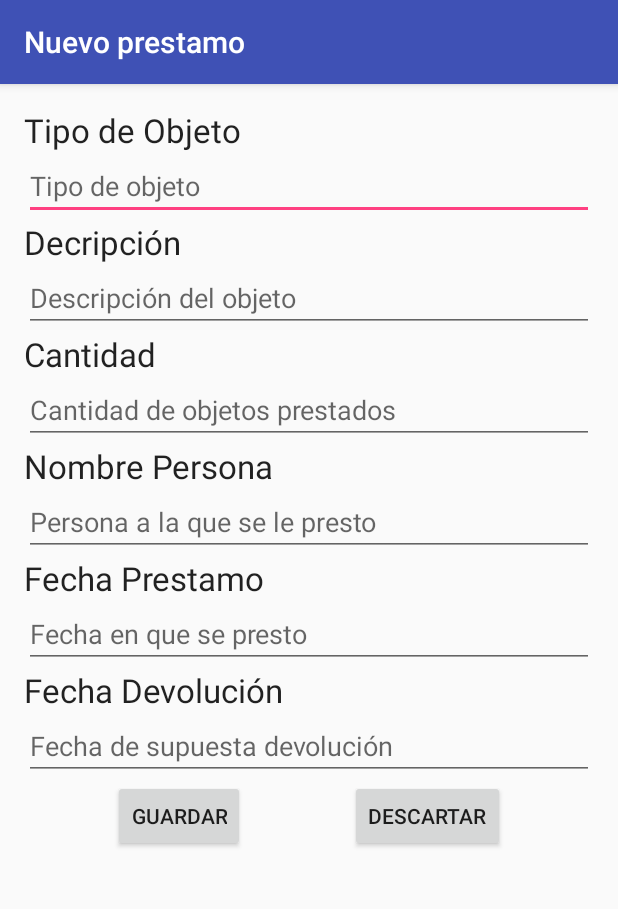
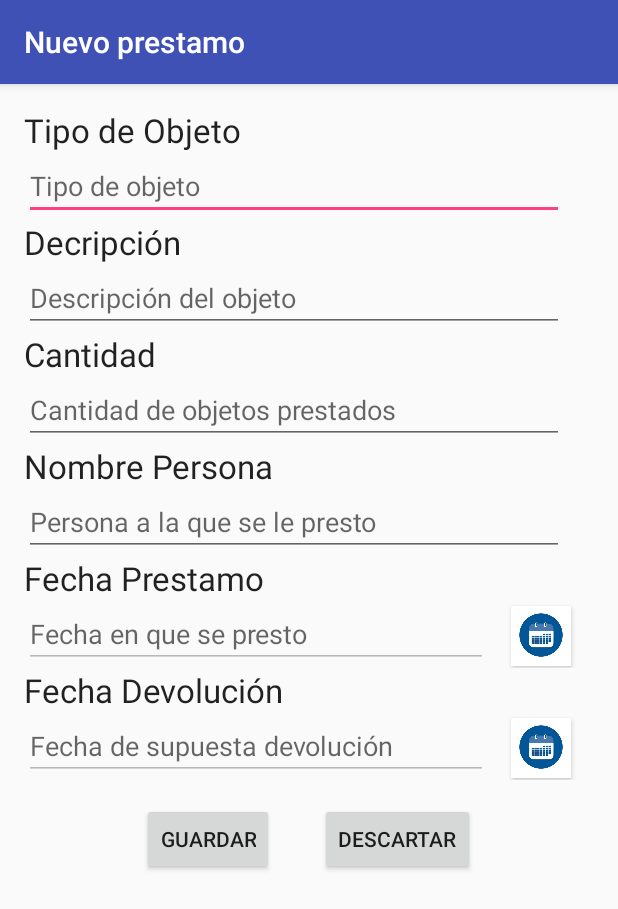
Before and after one commit to ManuelChan96/Tap-U5-AndroidProject, an Android app: the NewObject screen opened directly, with no data from a screen before it, after a tap on "GUARDAR", on a phone screen of 412 x 824 dp. Shown: the top 909 px of the screen. Run offline under Robolectric (Android 15) with nearby library versions, the phone set to English and light mode, and no system bars.

Commit message:
Listo doble click, falta validar fecha real

```diff
--- a/app/src/main/java/com/example/josediego/tap_u5_proyectoandroid/NewObject.java
+++ b/app/src/main/java/com/example/josediego/tap_u5_proyectoandroid/NewObject.java
@@ -10,6 +10,7 @@ import android.text.InputType;
 import android.view.Gravity;
 import android.view.View;
 import android.view.View.OnClickListener;
+import android.widget.Button;
 import android.widget.DatePicker;
 import android.widget.EditText;
 import android.widget.Toast;
@@ -18,8 +19,10 @@ import com.example.josediego.tap_u5_proyectoandroid.BaseDeDatos.BDPrestamos;
 import com.example.josediego.tap_u5_proyectoandroid.BaseDeDatos.Prestamos;
 
 public class NewObject extends AppCompatActivity implements OnClickListener {
-    private EditText fechaPrestamo;
-    private EditText fechaEntrega;
+    private Button fechaPrestamo;
+    private Button fechaEntrega;
+    private EditText txtFechaPrestamo;
+    private EditText txtFechaEntrega;
     private DatePickerDialog mFechaPrestamo;
     private DatePickerDialog mFechaEntrega;
     private SimpleDateFormat formatoFecha;
@@ -32,17 +35,17 @@ public class NewObject extends AppCompatActivity implements OnClickListener {
         setContentView(R.layout.activity_new_object);
         setTitle("Nuevo prestamo");
         formatoFecha = new SimpleDateFormat("dd-MM-yyyy");
-        fechaPrestamo = (EditText) findViewById(R.id.text_fecha_prestamo);
-        fechaPrestamo.setInputType(InputType.TYPE_NULL);
-        fechaEntrega = (EditText) findViewById(R.id.text_fecha_devolucion);
-        fechaEntrega.setInputType(InputType.TYPE_NULL);
+        fechaPrestamo = (Button) findViewById(R.id.text_fecha_prestamo);
+        fechaEntrega = (Button) findViewById(R.id.text_fecha_devolucion);
+        txtFechaPrestamo = (EditText) findViewById(R.id.txt_fecha_prestamo);
+        txtFechaEntrega = (EditText) findViewById(R.id.txt_fecha_devolucion);
         seleccionarFecha();
 
         text_tipo_objeto = (EditText) findViewById(R.id.text_tipo_objeto);
         text_descripcion = (EditText) findViewById(R.id.text_descripcion);
         text_nombre_persona = (EditText) findViewById(R.id.text_nombre_persona);
-        text_fecha_devolucion = (EditText) findViewById(R.id.text_fecha_devolucion);
-        text_fecha_prestamo = (EditText) findViewById(R.id.text_fecha_prestamo);
+        text_fecha_devolucion = (EditText) findViewById(R.id.txt_fecha_devolucion);
+        text_fecha_prestamo = (EditText) findViewById(R.id.txt_fecha_prestamo);
         text_cantidad = (EditText) findViewById(R.id.text_cantidad);
     }
 
@@ -55,7 +58,7 @@ public class NewObject extends AppCompatActivity implements OnClickListener {
             public void onDateSet(DatePicker view, int anio, int mes, int dia) {
                 Calendar fecha = Calendar.getInstance();
                 fecha.set(anio, mes, dia);
-                fechaPrestamo.setText(formatoFecha.format(fecha.getTime()));
+                txtFechaPrestamo.setText(formatoFecha.format(fecha.getTime()));
             }
         }, calendario.get(Calendar.YEAR), calendario.get(Calendar.MONTH), calendario.get(Calendar.DAY_OF_MONTH));
 
@@ -63,7 +66,7 @@ public class NewObject extends AppCompatActivity implements OnClickListener {
             public void onDateSet(DatePicker view, int anio, int mes, int dia) {
                 Calendar fecha = Calendar.getInstance();
                 fecha.set(anio, mes, dia);
-                fechaEntrega.setText(formatoFecha.format(fecha.getTime()));
+                txtFechaEntrega.setText(formatoFecha.format(fecha.getTime()));
             }
         }, calendario.get(Calendar.YEAR), calendario.get(Calendar.MONTH), calendario.get(Calendar.DAY_OF_MONTH));
     }
@@ -77,8 +80,8 @@ public class NewObject extends AppCompatActivity implements OnClickListener {
         }
     }
     public void guardarOnClick(View view){
-        String fechaPres = fechaPrestamo.getText().toString();
-        String fechaEnt = fechaEntrega.getText().toString();
+        String fechaPres = txtFechaPrestamo.getText().toString();
+        String fechaEnt = txtFechaEntrega.getText().toString();
         String[] prestado = fechaPres.split("-");
         String[] entregado = fechaEnt.split("-");
         String persona_nombre="";
@@ -136,7 +139,7 @@ public class NewObject extends AppCompatActivity implements OnClickListener {
                 }
             }
         }catch(Exception e){
-            Toast toast = Toast.makeText(getApplicationContext(), "No puede haber campos vacios", Toast.LENGTH_SHORT);
+            Toast toast = Toast.makeText(getApplicationContext(), "Error, asegurese de llenar todos los campos", Toast.LENGTH_SHORT);
             toast.show();
         }
     }
--- a/app/src/main/res/layout/activity_new_object.xml
+++ b/app/src/main/res/layout/activity_new_object.xml
@@ -33,6 +33,7 @@
                 android:layout_height="0dp"
                 android:inputType="text"
                 android:hint="Tipo de objeto"
+                android:layout_marginRight="20dp"
                 android:layout_weight="1"
                 />
             <TextView
@@ -50,6 +51,7 @@
                 android:layout_height="0dp"
                 android:inputType="textMultiLine"
                 android:hint="Descripción del objeto"
+                android:layout_marginRight="20dp"
                 android:layout_weight="1"
                 />
             <TextView
@@ -67,6 +69,7 @@
                 android:layout_height="0dp"
                 android:inputType="number"
                 android:hint="Cantidad de objetos prestados"
+                android:layout_marginRight="20dp"
                 android:layout_weight="1"
                 />
             <TextView
@@ -84,6 +87,7 @@
                 android:layout_height="0dp"
                 android:inputType="text"
                 android:hint="Persona a la que se le presto"
+                android:layout_marginRight="20dp"
                 android:layout_weight="1"
                 />
             <TextView
@@ -95,14 +99,28 @@
                 android:layout_marginRight="5dp"
                 android:layout_weight="1"
                 />
-            <EditText
-                android:id="@+id/text_fecha_prestamo"
+            <LinearLayout
                 android:layout_width="match_parent"
                 android:layout_height="0dp"
-                android:inputType="date"
-                android:hint="Fecha en que se presto"
                 android:layout_weight="1"
-                />
+                android:orientation="horizontal">
+                <EditText
+                    android:id="@+id/txt_fecha_prestamo"
+                    android:layout_width="0dp"
+                    android:layout_height="wrap_content"
+                    android:inputType="date"
+                    android:hint="Fecha en que se presto"
+                    android:layout_weight="2.5"
+                    android:enabled="false"
+                    />
+                <Button
+                    android:id="@+id/text_fecha_prestamo"
+                    android:layout_width="40dp"
+                    android:layout_height="40dp"
+                    android:background="@drawable/calendar"
+                    android:layout_marginRight="15dp"
+                    android:layout_marginLeft="15dp"/>
+            </LinearLayout>
             <TextView
                 android:id="@+id/fecha_devolucion"
                 android:layout_width="wrap_content"
@@ -112,14 +130,28 @@
                 android:layout_marginRight="5dp"
                 android:layout_weight="1"
                 />
-            <EditText
-                android:id="@+id/text_fecha_devolucion"
+            <LinearLayout
                 android:layout_width="match_parent"
                 android:layout_height="0dp"
-                android:inputType="date"
-                android:hint="Fecha de supuesta devolución"
                 android:layout_weight="1"
-                />
+                android:orientation="horizontal">
+                <EditText
+                    android:id="@+id/txt_fecha_devolucion"
+                    android:layout_width="0dp"
+                    android:layout_height="wrap_content"
+                    android:inputType="date"
+                    android:hint="Fecha de supuesta devolución"
+                    android:enabled="false"
+                    android:layout_weight="2.5"
+                    />
+                <Button
+                    android:id="@+id/text_fecha_devolucion"
+                    android:layout_width="40dp"
+                    android:layout_height="40dp"
+                    android:background="@drawable/calendar"
+                    android:layout_marginRight="15dp"
+                    android:layout_marginLeft="15dp"/>
+            </LinearLayout>
             <LinearLayout
                 android:layout_width="wrap_content"
                 android:layout_height="wrap_content"
@@ -132,7 +164,7 @@
                     android:layout_height="wrap_content"
                     android:text="Guardar"
                     android:layout_centerHorizontal="true"
-                    android:layout_marginRight="70dp"
+                    android:layout_margin="15dp"
                     android:layout_weight="1"
                     />
                 <Button
@@ -140,6 +172,7 @@
                     android:layout_width="0dp"
                     android:layout_height="wrap_content"
                     android:text="Descartar"
+                    android:layout_margin="15dp"
                     android:layout_weight="1"
                     />
             </LinearLayout>
```
Also changed, not shown: app/src/main/res/drawable/calendar.jpeg (added).
